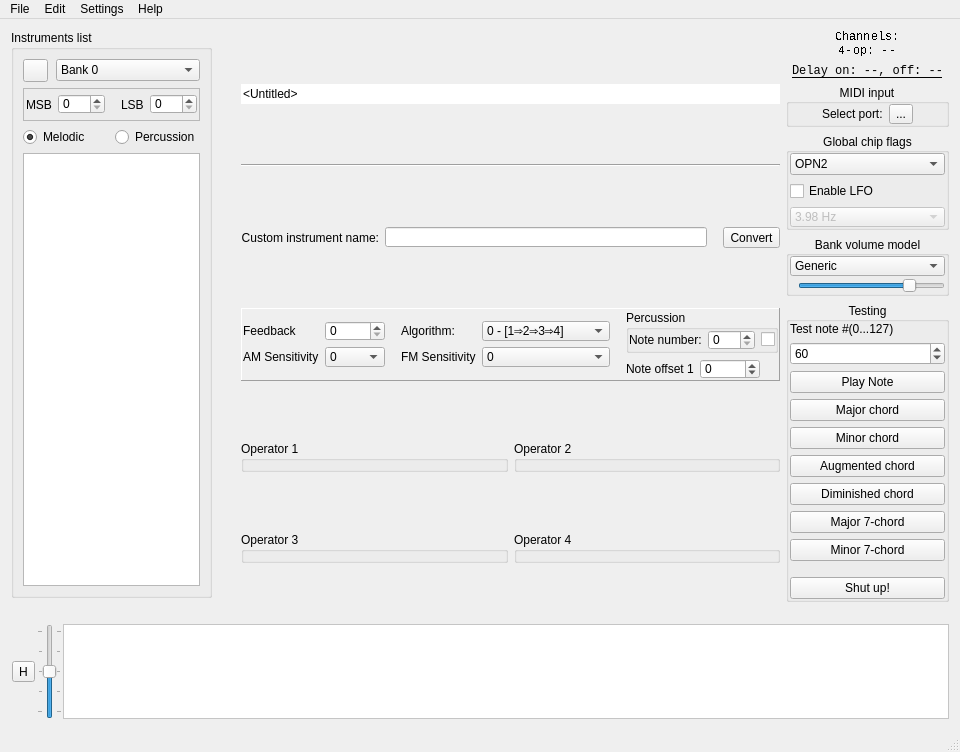
Wohlstand/OPN2BankEditor, file src/bank_editor.ui: the form before one commit.
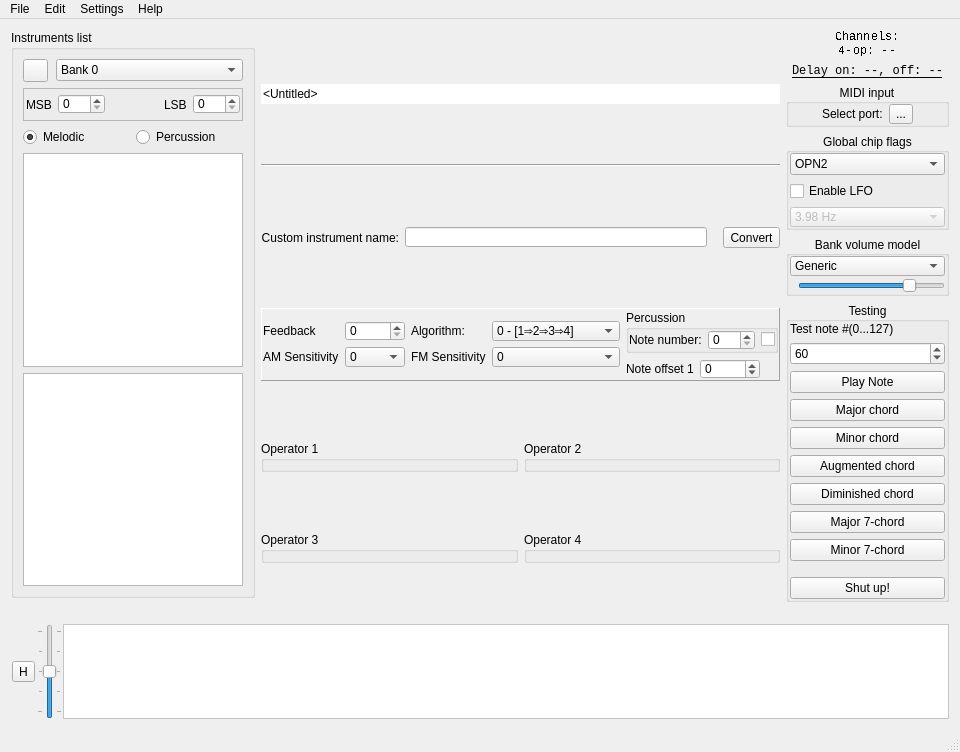
The form after the commit. Icons and pictures are not drawn. Custom widgets are drawn as their Qt base class.

Commit message: Experimental list model

The edit to the form file:
```diff
--- a/src/bank_editor.ui
+++ b/src/bank_editor.ui
@@ -294,6 +294,9 @@
                </property>
               </widget>
              </item>
+             <item>
+              <widget class="QListView" name="instrumentsWIP"/>
+             </item>
             </layout>
            </widget>
           </item>
```
Left out of the diff: 3 changed lines with no effect on the pictures. The commit also changes 115 other files.
